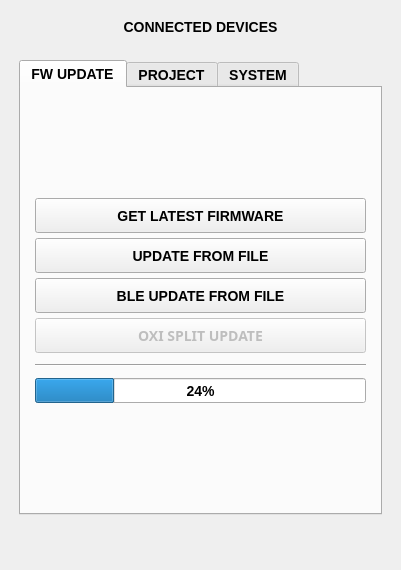
Above: apps/oxi_desktop/mainwindow.ui from OXI-Instruments/OXI-Desktop before the change. Below: the same form after it.
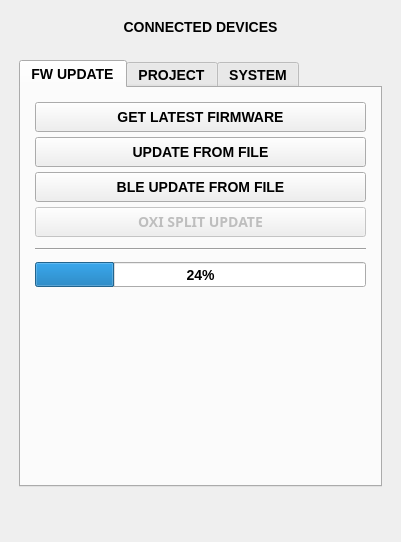
That is the form after the change. Icons and pictures are not drawn.

What changed in the file:
```diff
--- a/apps/oxi_desktop/mainwindow.ui
+++ b/apps/oxi_desktop/mainwindow.ui
@@ -7,7 +7,7 @@
     <x>0</x>
     <y>0</y>
     <width>401</width>
-    <height>570</height>
+    <height>542</height>
    </rect>
   </property>
   <property name="windowTitle">
@@ -270,6 +270,19 @@
               </property>
              </widget>
             </item>
+            <item>
+             <spacer name="verticalSpacer_5">
+              <property name="orientation">
+               <enum>Qt::Vertical</enum>
+              </property>
+              <property name="sizeHint" stdset="0">
+               <size>
+                <width>20</width>
+                <height>40</height>
+               </size>
+              </property>
+             </spacer>
+            </item>
            </layout>
           </item>
          </layout>
```
Left out of the diff: 6 changed lines with no effect on the pictures.
